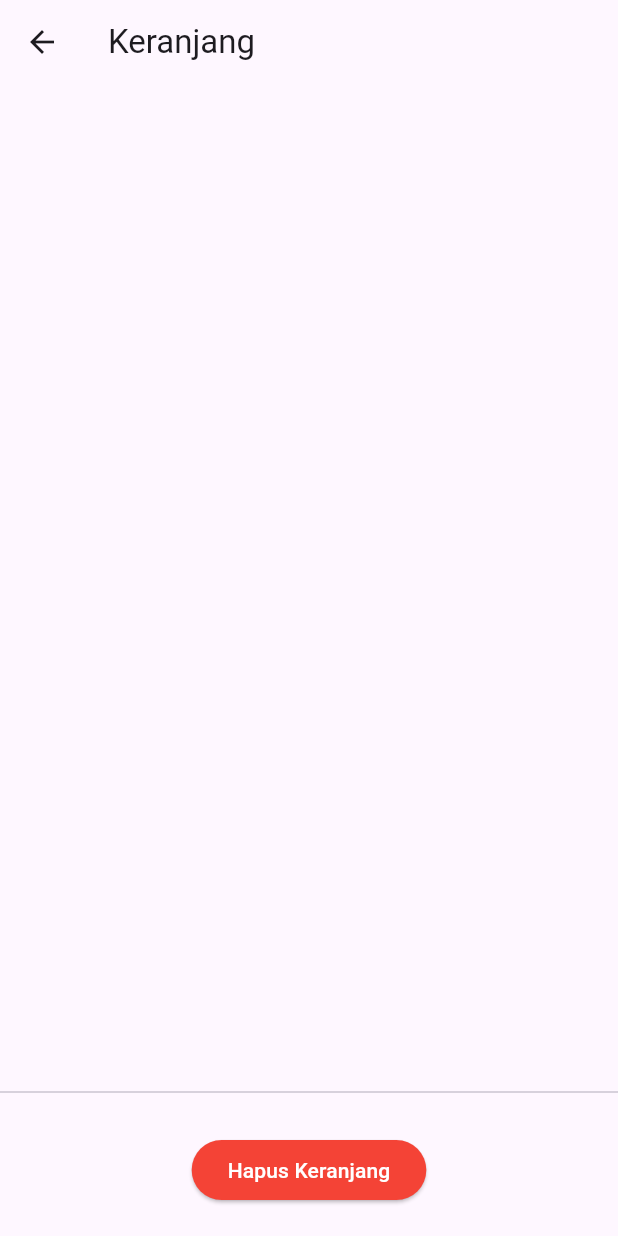
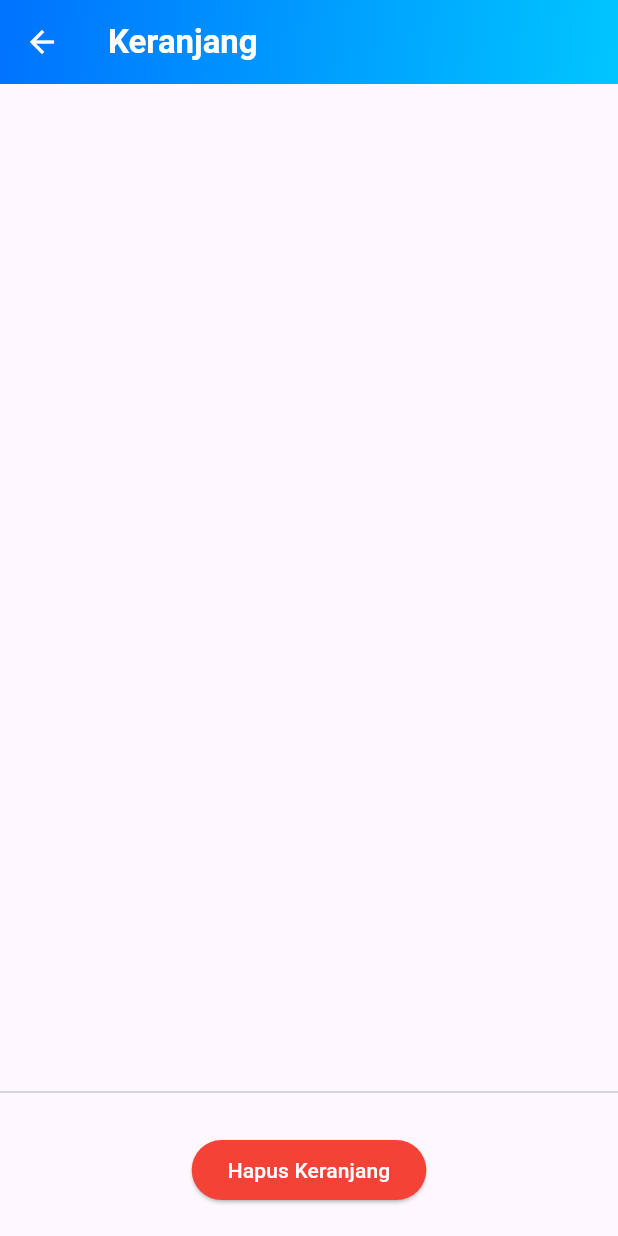
Before and after one commit to str122-xyz/Week-3, a Flutter app: the CartPage screen opened by its route, on a phone screen of 412 x 824 dp. Run offline on Flutter 3.47's test engine with Material 3 defaults, Android fonts, the phone set to English and light mode, and no system bars.

Commit message:
style: ubah gradasi warna biru

```diff
--- a/lib/features/cart/presentation/pages/cart_page.dart
+++ b/lib/features/cart/presentation/pages/cart_page.dart
@@ -10,7 +10,22 @@
     var provider = context.watch<CartProvider>();
 
     return Scaffold(
-      appBar: AppBar(title: const Text('Keranjang')),
+      appBar: AppBar(
+        title: const Text(
+          'Keranjang',
+          style: TextStyle(fontWeight: FontWeight.bold, color: Colors.white),
+        ),
+        iconTheme: const IconThemeData(color: Colors.white),
+        flexibleSpace: Container(
+          decoration: const BoxDecoration(
+            gradient: LinearGradient(
+              colors: [Color(0xFF0072FF), Color(0xFF00C6FF)],
+              begin: Alignment.topLeft,
+              end: Alignment.bottomRight,
+            ),
+          ),
+        ),
+      ),
       body: Column(
         children: [
           Expanded(
```
